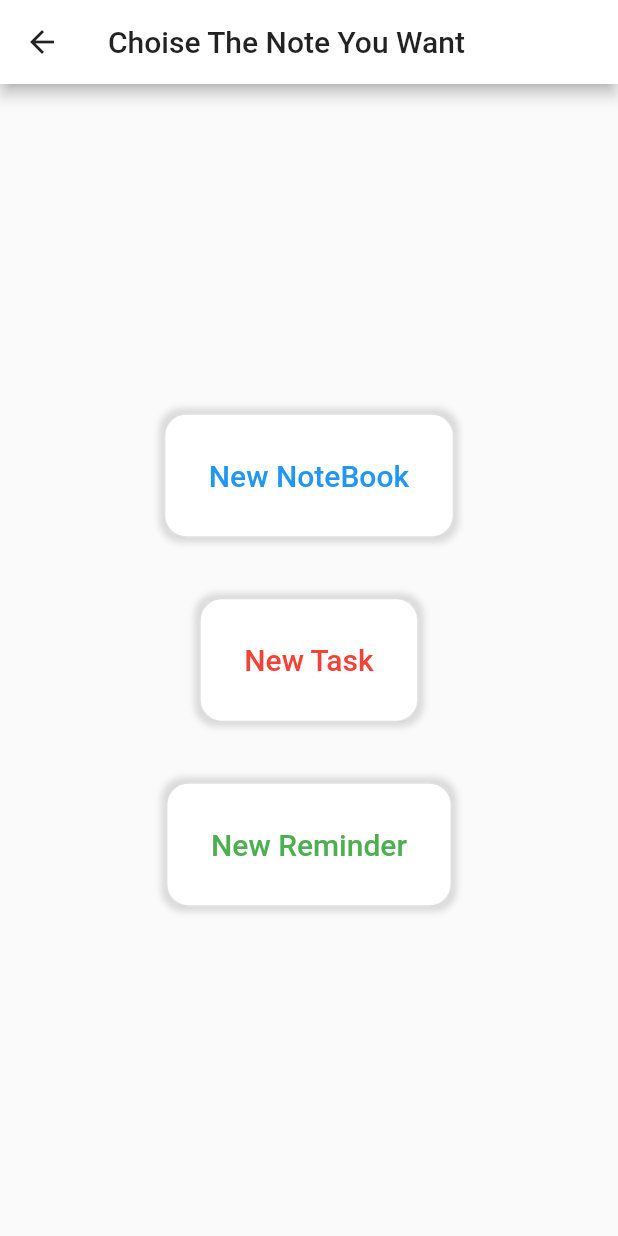
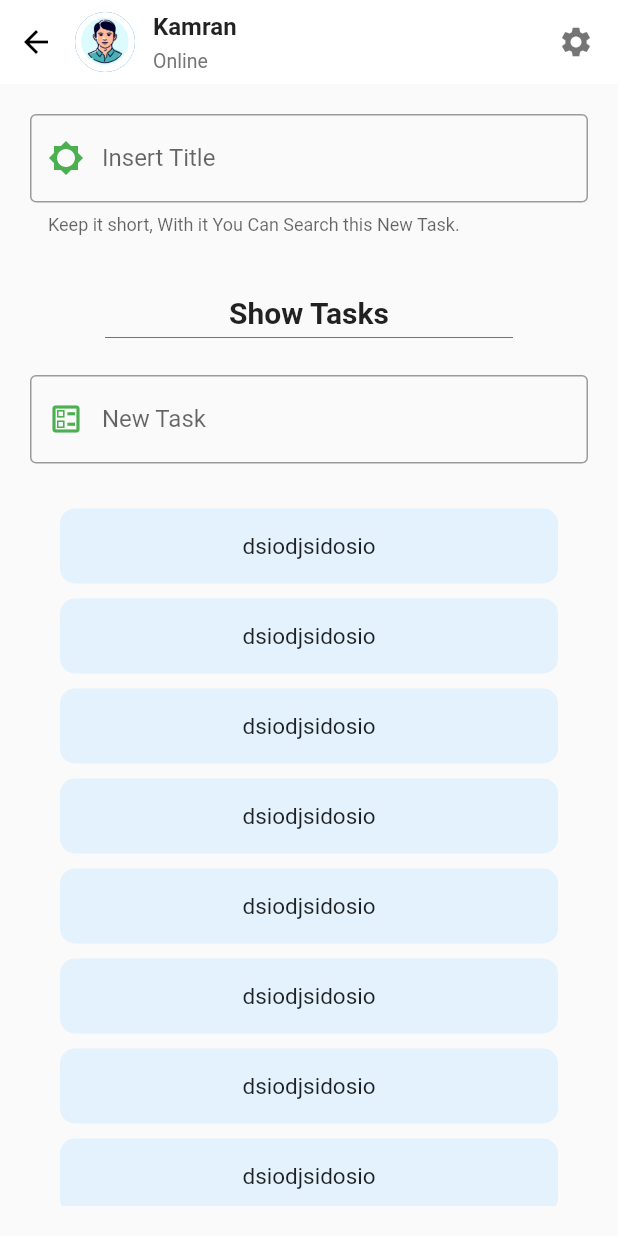
Before and after one commit to KamranGhazi72/nodepad_Flutter, a Flutter app: the ChoiseNoteType screen opened directly, after a tap on "New Task", on a phone screen of 412 x 824 dp. Run offline on Flutter 3.47's test engine with Material 2 defaults, Android fonts, the phone set to English and light mode, and no system bars; our stand-ins replace page_transition.

Commit message:
least commit 2021/05/05

```diff
--- /dev/null
+++ b/lib/models/task_message_model.dart
@@ -0,0 +1,21 @@
+class Tasks {
+  int id;
+  String taskText;
+  bool checked;
+
+  Tasks({this.id, this.taskText, this.checked});
+}
+
+List<Tasks> tasks = [
+  Tasks(id: 1, taskText: 'First Task', checked: false),
+  Tasks(id: 2, taskText: 'secend Task', checked: true),
+  Tasks(id: 3, taskText: 'third Task', checked: false),
+  Tasks(
+      id: 4,
+      taskText:
+          'fourth Task fourth Taskfourth Taskfourth Taskfourth Task fourth Task fourth Task fourth Task fourth Task',
+      checked: true),
+  Tasks(id: 5, taskText: 'fifth Task', checked: true),
+  Tasks(id: 6, taskText: 'sixth Task', checked: false),
+  Tasks(id: 7, taskText: 'seventh Task', checked: true),
+];
--- a/lib/screens/choise_note_type.dart
+++ b/lib/screens/choise_note_type.dart
@@ -1,5 +1,6 @@
 import 'package:flutter/material.dart';
 import 'package:nodepad_plus/screens/create_note.dart';
+import 'package:nodepad_plus/screens/create_task.dart';
 
 class ChoiseNoteType extends StatelessWidget {
   @override
@@ -64,7 +65,10 @@ class ChoiseNoteType extends StatelessWidget {
               highlightedBorderColor: Colors.black45,
               shape: RoundedRectangleBorder(
                   borderRadius: BorderRadius.circular(15)),
-              onPressed: () {},
+              onPressed: () {
+                Navigator.push(context,
+                    MaterialPageRoute(builder: (context) => CreateTask()));
+              },
             ),
           ),
           Container(
--- /dev/null
+++ b/lib/screens/create_task.dart
@@ -0,0 +1,180 @@
+import 'package:flutter/material.dart';
+import 'package:nodepad_plus/models/task_message_model.dart';
+
+class CreateTask extends StatefulWidget {
+  @override
+  _CreateTaskState createState() => _CreateTaskState();
+}
+
+class _CreateTaskState extends State<CreateTask> {
+  bool checkedValue = false;
+
+  @override
+  Widget build(BuildContext context) {
+    return Scaffold(
+        appBar: AppBar(
+          elevation: 0,
+          automaticallyImplyLeading: false,
+          backgroundColor: Colors.white,
+          flexibleSpace: SafeArea(
+            child: Container(
+              padding: EdgeInsets.only(right: 16),
+              child: Row(
+                children: <Widget>[
+                  IconButton(
+                    onPressed: () {
+                      Navigator.pop(context);
+                    },
+                    icon: Icon(
+                      Icons.arrow_back,
+                      color: Colors.black,
+                    ),
+                  ),
+                  SizedBox(
+                    width: 2,
+                  ),
+                  CircleAvatar(
+                    backgroundImage: AssetImage('assets/images/avatar.jpg'),
+                    maxRadius: 20,
+                  ),
+                  SizedBox(
+                    width: 12,
+                  ),
+                  Expanded(
+                    child: Column(
+                      crossAxisAlignment: CrossAxisAlignment.start,
+                      mainAxisAlignment: MainAxisAlignment.center,
+                      children: <Widget>[
+                        Text(
+                          "Kamran",
+                          style: TextStyle(
+                              fontSize: 16, fontWeight: FontWeight.w600),
+                        ),
+                        SizedBox(
+                          height: 6,
+                        ),
+                        Text(
+                          "Online",
+                          style: TextStyle(
+                              color: Colors.grey.shade600, fontSize: 13),
+                        ),
+                      ],
+                    ),
+                  ),
+                  Icon(
+                    Icons.settings,
+                    color: Colors.black54,
+                  ),
+                ],
+              ),
+            ),
+          ),
+        ),
+        // body: Stack(
+        //   children: [
+        //     Padding(
+        //       padding: EdgeInsets.symmetric(vertical: 10),
+        //       child: ListView.builder(
+        //         itemCount: tasks.length,
+        //         itemBuilder: (context, index) {
+        //           return Padding(
+        //             padding: EdgeInsets.symmetric(horizontal: 30),
+        //             child: Container(
+        //                 child: CheckboxListTile(
+        //               activeColor: Colors.indigo[400],
+        //               title: Text(tasks[index].taskText),
+        //               value: tasks[index].checked,
+        //               onChanged: (newValue) {
+        //                 setState(() {
+        //                   tasks[index].checked = newValue;
+        //                 });
+        //               },
+        //             )),
+        //           );
+        //         },
+        //       ),
+        //     )
+        //   ],
+        // ),
+        body: Container(
+          child: Column(
+            children: [
+              Padding(
+                padding: EdgeInsets.all(20),
+                child: Container(
+                  child: TextField(
+                    decoration: InputDecoration(
+                      border: OutlineInputBorder(
+                          borderSide: BorderSide(color: Colors.teal)),
+                      hintText: 'Write Task Title ... ',
+                      helperText:
+                          'Keep it short, With it You Can Search this New Task.',
+                      labelText: 'Insert Title',
+                      prefixIcon: const Icon(
+                        Icons.brightness_low,
+                        color: Colors.green,
+                      ),
+                    ),
+                  ),
+                ),
+              ),
+              SizedBox(height: 20),
+              Text(
+                'Show Tasks',
+                style: TextStyle(fontSize: 20, fontWeight: FontWeight.bold),
+              ),
+              Divider(
+                color: Colors.black54,
+                height: 10,
+                indent: 70,
+                endIndent: 70,
+              ),
+              Padding(
+                padding: EdgeInsets.all(20),
+                child: Container(
+                  child: TextField(
+                    decoration: InputDecoration(
+                      border: OutlineInputBorder(
+                          borderSide: BorderSide(color: Colors.teal)),
+                      hintText: 'Write Task Detail ... ',
+                      labelText: 'New Task',
+                      prefixIcon: const Icon(
+                        Icons.ballot_outlined,
+                        color: Colors.green,
+                      ),
+                    ),
+                  ),
+                ),
+              ),
+              SizedBox(height: 5),
+              Expanded(
+                child: Padding(
+                  padding: EdgeInsets.symmetric(horizontal: 40),
+                  child: ListView.builder(
+                      itemCount: 14,
+                      itemBuilder: (context, index) {
+                        return Padding(
+                          padding: EdgeInsets.symmetric(vertical: 5),
+                          child: Container(
+                            decoration: BoxDecoration(
+                                borderRadius: BorderRadius.circular(10),
+                                color: Colors.blue[50]),
+                            padding: EdgeInsets.all(16),
+                            child: Align(
+                              alignment: Alignment.center,
+                              child: Text(
+                                'dsiodjsidosio',
+                                style: TextStyle(fontSize: 15),
+                              ),
+                            ),
+                          ),
+                        );
+                      }),
+                ),
+              ),
+              SizedBox(height: 20),
+            ],
+          ),
+        ));
+  }
+}
```
